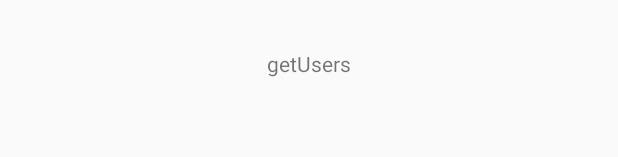
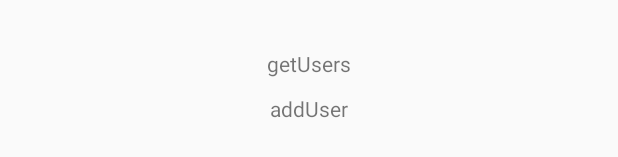
Before and after one commit to wartstone/dagger2, an Android app: the layout activity_market2.xml on its own in the app's theme, with its tools: preview values and no code run, on a phone screen of 412 x 824 dp. Shown: the part 629-786 px from the top of the screen. Run offline under Robolectric (Android 15) with nearby library versions, the phone set to English and light mode, and no system bars.

Commit message:
添加post method支持

```diff
--- a/app/src/main/java/com/vertical/app/network/CatApis.java
+++ b/app/src/main/java/com/vertical/app/network/CatApis.java
@@ -30,4 +30,8 @@ public interface CatApis {
     @GET("users/db/")
     Observable<UserBean> getUsrs();
 
+    @FormUrlEncoded
+    @POST("users/db/add")
+    Observable<BaseBean> addUser(@Field("name") String name, @Field("age") int age);
+
 }
--- a/app/src/main/res/layout/activity_market2.xml
+++ b/app/src/main/res/layout/activity_market2.xml
@@ -25,4 +25,13 @@
         android:onClick="getUsers"
         android:text="getUsers"/>
 
+    <TextView
+        android:layout_width="wrap_content"
+        android:layout_height="wrap_content"
+        android:layout_marginTop="80dip"
+        android:layout_gravity="center"
+        android:onClick="addUser"
+        android:text="addUser"/>
+
+
 </FrameLayout>
```
Also changed, not shown: app/src/main/java/com/vertical/app/bean/BaseBean.java (+8 -4 lines), app/src/main/java/com/vertical/app/module/market/Market2Activity.java (+23 -0 lines).
